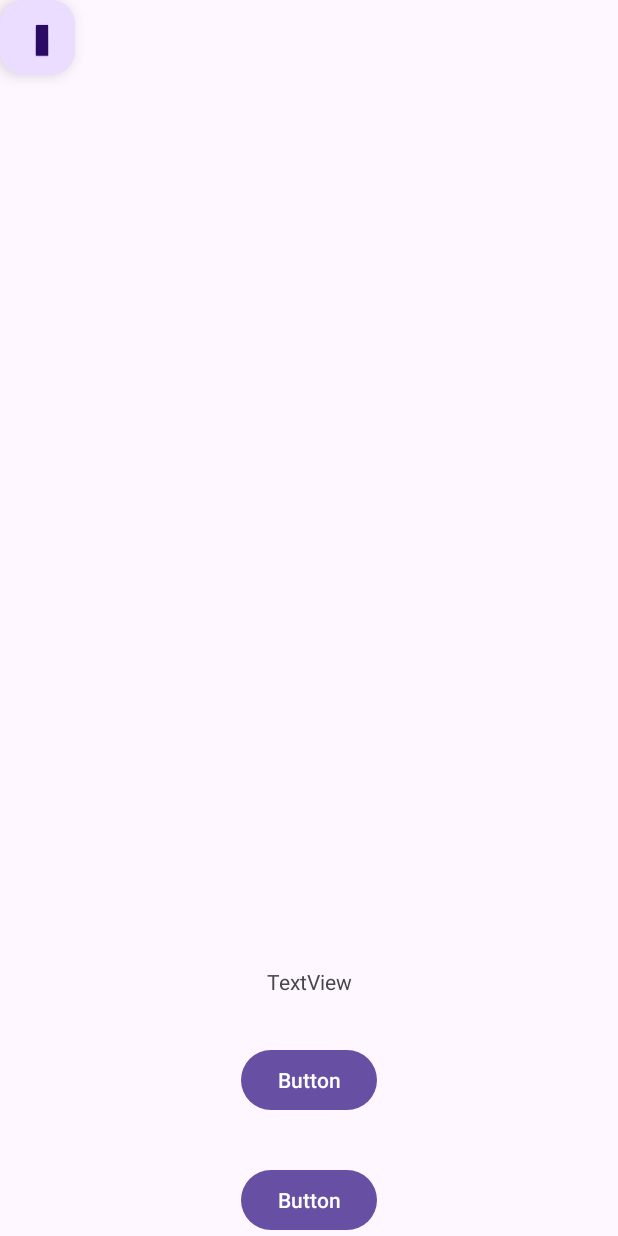
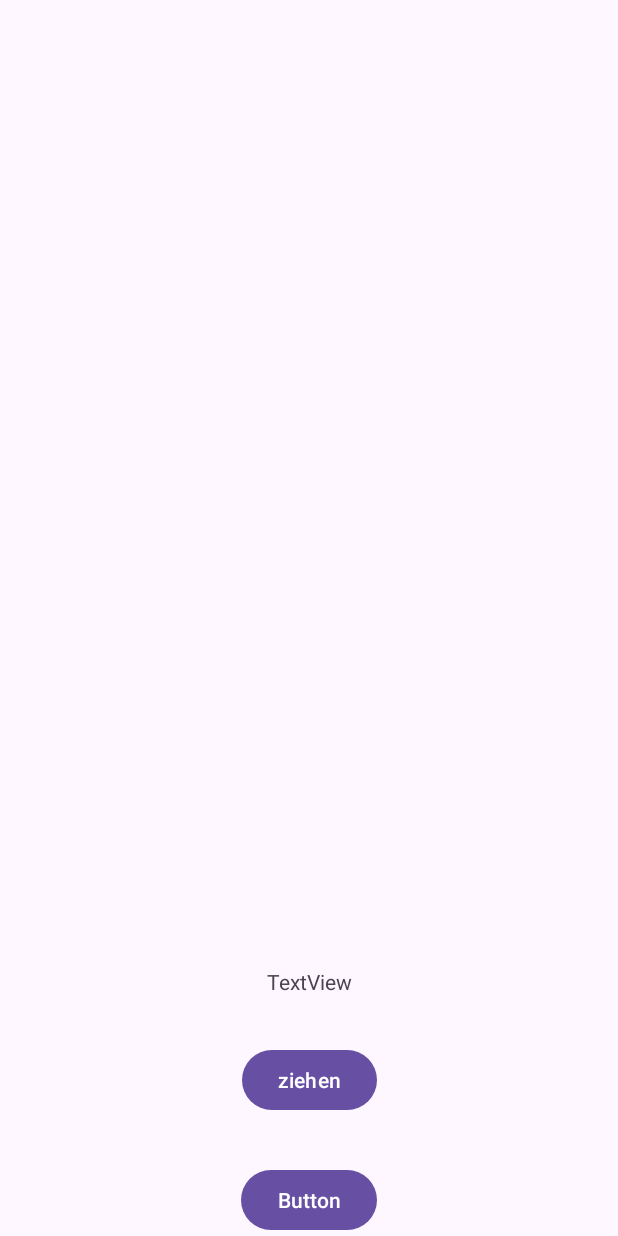
Before and after one commit to Sam21606/RainbowRumble, an Android app: the layout activity_game_2player.xml on its own in the app's theme, with its tools: preview values and no code run, on a phone screen of 412 x 824 dp. Run offline under Robolectric (Android 15) with nearby library versions, the phone set to English and light mode, and no system bars.

Commit message:
game file and start with db

```diff
--- a/app/src/main/AndroidManifest.xml
+++ b/app/src/main/AndroidManifest.xml
@@ -24,6 +24,10 @@
         <activity
             android:name=".GameSettings"
             android:exported="true">
+        </activity>
+        <activity
+            android:name=".Game"
+            android:exported="true">
             <intent-filter>
                 <action android:name="android.intent.action.MAIN" />
 
--- a/app/src/main/java/com/example/uunnoo/GameSettings.kt
+++ b/app/src/main/java/com/example/uunnoo/GameSettings.kt
@@ -55,8 +55,9 @@ class GameSettings : AppCompatActivity() {
         Datastore.dealCards()
         playercountChanger()
 
-        val intent = Intent(this, GameSettings::class.java)
-        startActivity(intent)
+        println("Ich wurde ausgeführt")
+        val intent2 = Intent(this, Game::class.java)
+        startActivity(intent2)
     }
 
     fun setOnOfflineStatus(){
@@ -90,7 +91,6 @@ class GameSettings : AppCompatActivity() {
             }
         }
         updateTextOfPlayerCount()
-        println("ICH WURDE ausgeführt der playercount ist ${Datastore.playerCount}")
     }
 
     fun updateTextOfPlayerCount(){
--- a/app/src/main/res/layout/activity_game_2player.xml
+++ b/app/src/main/res/layout/activity_game_2player.xml
@@ -6,11 +6,11 @@
     android:layout_height="match_parent">
 
     <Button
-        android:id="@+id/button5"
+        android:id="@+id/ziehen"
         android:layout_width="wrap_content"
         android:layout_height="wrap_content"
         android:layout_marginBottom="32dp"
-        android:text="Button"
+        android:text="ziehen"
         app:layout_constraintBottom_toTopOf="@+id/button6"
         app:layout_constraintEnd_toEndOf="parent"
         app:layout_constraintStart_toStartOf="parent" />
@@ -30,28 +30,8 @@
         android:layout_height="wrap_content"
         android:layout_marginBottom="32dp"
         android:text="TextView"
-        app:layout_constraintBottom_toTopOf="@+id/button5"
+        app:layout_constraintBottom_toTopOf="@+id/ziehen"
         app:layout_constraintEnd_toEndOf="parent"
         app:layout_constraintStart_toStartOf="parent" />
 
-    <LinearLayout
-        android:layout_width="344dp"
-        android:layout_height="135dp"
-        android:layout_marginBottom="32dp"
-        android:orientation="horizontal"
-        app:layout_constraintBottom_toTopOf="@+id/textView3"
-        app:layout_constraintEnd_toEndOf="parent"
-        app:layout_constraintStart_toStartOf="parent">
-
-    </LinearLayout>
-
-    <com.google.android.material.floatingactionbutton.FloatingActionButton
-        android:id="@+id/floatingActionButton2"
-        android:layout_width="50dp"
-        android:layout_height="64dp"
-        android:clickable="true"
-        app:srcCompat="@android:drawable/btn_default"
-        tools:layout_editor_absoluteX="100dp"
-        tools:layout_editor_absoluteY="234dp" />
-
 </androidx.constraintlayout.widget.ConstraintLayout>
```
Also changed, not shown: app/src/main/java/com/example/uunnoo/Datastore.kt (+30 -6 lines), app/src/main/java/com/example/uunnoo/Game.kt (+28 -5 lines).
